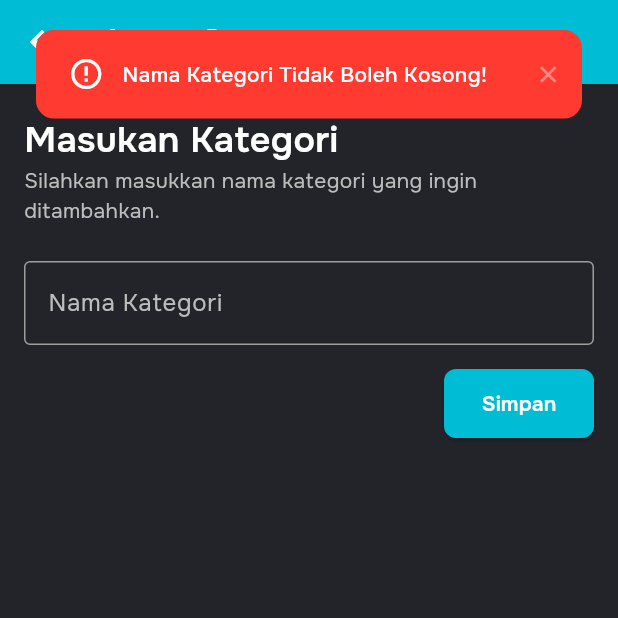
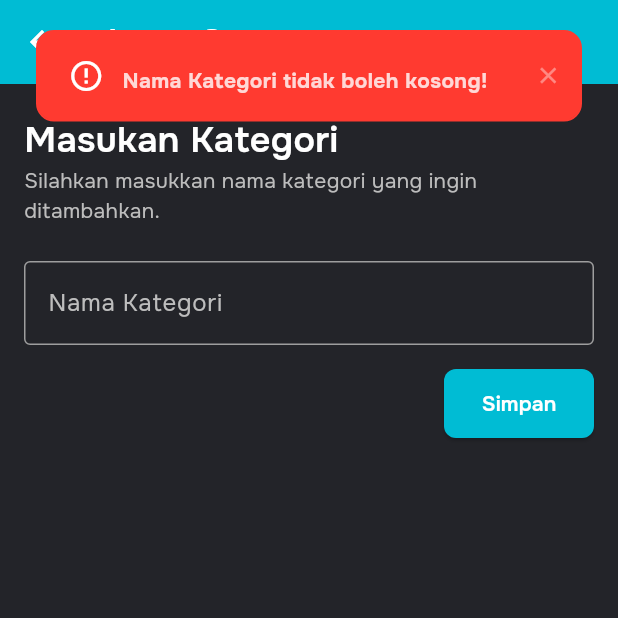
Before and after one commit to andreedyson/gameheaven-flutter, a Flutter app: the InputCategoriesPage screen opened by its route, after a tap on "Simpan", on a phone screen of 412 x 824 dp, the top half of it. Run offline on Flutter 3.47's test engine with Material 3 defaults, Android fonts, the phone set to English and light mode, and no system bars; drawn by our look-alikes of toastification; our stand-ins replace dio, dropdown_search, image_picker, quickalert, shared_preferences; accounts and stored records are empty; network calls fail.

Commit message:
refactor(toast): change title property to description for longer error message

```diff
--- a/lib/admin/brands/brands.dart
+++ b/lib/admin/brands/brands.dart
@@ -66,7 +66,8 @@ class _BrandsPageState extends State<BrandsPage> {
         getBrandsData();
       } else {
         toastification.show(
-            title: Text(response.data['message']),
+            description: Text(response.data['message'],
+                style: const TextStyle(fontWeight: FontWeight.bold)),
             autoCloseDuration: const Duration(seconds: 3),
             type: ToastificationType.error,
             style: ToastificationStyle.fillColored);
--- a/lib/admin/categories/categories.dart
+++ b/lib/admin/categories/categories.dart
@@ -66,7 +66,8 @@ class _CategoriesPageState extends State<CategoriesPage> {
         getCategoriesData();
       } else {
         toastification.show(
-            title: Text(response.data['message']),
+            description: Text(response.data['message'],
+                style: const TextStyle(fontWeight: FontWeight.bold)),
             autoCloseDuration: const Duration(seconds: 3),
             type: ToastificationType.error,
             style: ToastificationStyle.fillColored);
--- a/lib/admin/categories/input_categories.dart
+++ b/lib/admin/categories/input_categories.dart
@@ -137,8 +137,11 @@ class _InputCategoriesPageState extends State<InputCategoriesPage> {
                             if (nameController.text.isEmpty) {
                               toastification.show(
                                   context: context,
-                                  title: const Text(
-                                      'Nama Kategori Tidak Boleh Kosong!'),
+                                  description: const Text(
+                                    'Nama Kategori tidak boleh kosong!',
+                                    style:
+                                        TextStyle(fontWeight: FontWeight.bold),
+                                  ),
                                   type: ToastificationType.error,
                                   autoCloseDuration: const Duration(seconds: 3),
                                   style: ToastificationStyle.fillColored);
```
Also changed, not shown: lib/admin/products/update_products.dart (+11 -4 lines).
